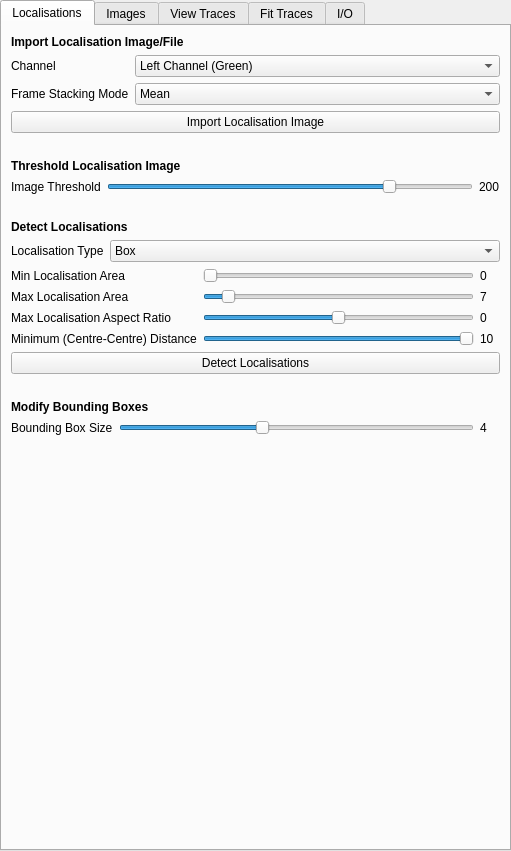
First picture: the form in src/napari_gapseq/gapseq_ui.ui, repository piedrro/napari-GapSeq, before the edit.
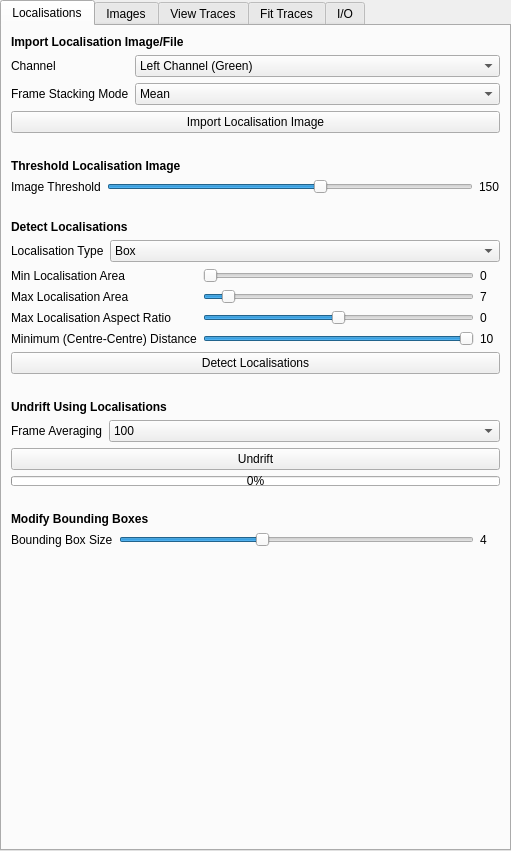
Second picture: the form after the edit.

Commit message: Added undrifting functionality

What changed in the file:
```diff
--- a/src/napari_gapseq/gapseq_ui.ui
+++ b/src/napari_gapseq/gapseq_ui.ui
@@ -158,7 +158,7 @@
          </size>
         </property>
         <property name="text">
-         <string>200</string>
+         <string>150</string>
         </property>
        </widget>
       </item>
@@ -168,7 +168,7 @@
          <number>255</number>
         </property>
         <property name="value">
-         <number>200</number>
+         <number>150</number>
         </property>
         <property name="orientation">
          <enum>Qt::Horizontal</enum>
@@ -423,6 +423,124 @@
       </property>
      </spacer>
     </item>
+    <item>
+     <widget class="QLabel" name="label_41">
+      <property name="font">
+       <font>
+        <weight>75</weight>
+        <bold>true</bold>
+       </font>
+      </property>
+      <property name="text">
+       <string>Undrift Using Localisations</string>
+      </property>
+     </widget>
+    </item>
+    <item>
+     <layout class="QFormLayout" name="formLayout_6">
+      <item row="0" column="0">
+       <widget class="QLabel" name="label_42">
+        <property name="text">
+         <string>Frame Averaging</string>
+        </property>
+       </widget>
+      </item>
+      <item row="0" column="1">
+       <widget class="QComboBox" name="localisation_frame_averaging">
+        <property name="currentIndex">
+         <number>6</number>
+        </property>
+        <item>
+         <property name="text">
+          <string>1</string>
+         </property>
+        </item>
+        <item>
+         <property name="text">
+          <string>2</string>
+         </property>
+        </item>
+        <item>
+         <property name="text">
+          <string>5</string>
+         </property>
+        </item>
+        <item>
+         <property name="text">
+          <string>10</string>
+         </property>
+        </item>
+        <item>
+         <property name="text">
+          <string>20</string>
+         </property>
+        </item>
+        <item>
+         <property name="text">
+          <string>50</string>
+         </property>
+        </item>
+        <item>
+         <property name="text">
+          <string>100</string>
+         </property>
+        </item>
+        <item>
+         <property name="text">
+          <string>200</string>
+         </property>
+        </item>
+        <item>
+         <property name="text">
+          <string>500</string>
+         </property>
+        </item>
+       </widget>
+      </item>
+     </layout>
+    </item>
+    <item>
+     <widget class="QPushButton" name="localisation_undrift">
+      <property name="text">
+       <string>Undrift</string>
+      </property>
+     </widget>
+    </item>
+    <item>
+     <widget class="QProgressBar" name="undrift_progress">
+      <property name="sizePolicy">
+       <sizepolicy hsizetype="Preferred" vsizetype="Fixed">
+        <horstretch>0</horstretch>
+        <verstretch>0</verstretch>
+       </sizepolicy>
+      </property>
+      <property name="maximumSize">
+       <size>
+        <width>16777215</width>
+        <height>10</height>
+       </size>
+      </property>
+      <property name="value">
+       <number>0</number>
+      </property>
+     </widget>
+    </item>
+    <item>
+     <spacer name="verticalSpacer_12">
+      <property name="orientation">
+       <enum>Qt::Vertical</enum>
+      </property>
+      <property name="sizeType">
+       <enum>QSizePolicy::Minimum</enum>
+      </property>
+      <property name="sizeHint" stdset="0">
+       <size>
+        <width>20</width>
+        <height>20</height>
+       </size>
+      </property>
+     </spacer>
+    </item>
     <item>
      <widget class="QLabel" name="label_12">
       <property name="font">
```
The commit also changes 2 other files.
